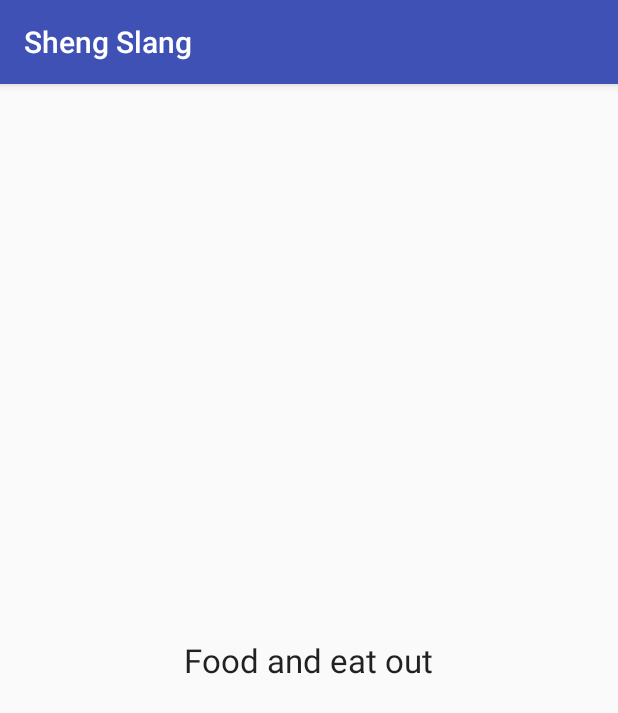
After one commit to meshnesh/Navigation, an Android app: the fragment food shown on its own in the app's theme, on a phone screen of 412 x 824 dp. The commit adds this screen. Shown: the top 713 px of the screen. Run offline under Robolectric (Android 15) with nearby library versions, the phone set to English and light mode, and no system bars.

Commit message:
created laouts

```diff
--- a/app/src/main/java/com/example/tune/navigation/MainActivity.java
+++ b/app/src/main/java/com/example/tune/navigation/MainActivity.java
@@ -14,6 +14,7 @@ import android.support.v7.widget.Toolbar;
 import android.view.Menu;
 import android.view.MenuItem;
 
+import navigation.demo.food;
 import navigation.demo.greetings;
 import navigation.demo.navigation;
 
@@ -96,6 +97,7 @@ public class MainActivity extends AppCompatActivity
         if (id == R.id.nav_camera) {
             fn.beginTransaction().replace(R.id.frame, new greetings()).commit();
         } else if (id == R.id.nav_gallery) {
+            fn.beginTransaction().replace(R.id.frame, new food()).commit();
 
         } else if (id == R.id.nav_slideshow) {
 
--- /dev/null
+++ b/app/src/main/java/navigation/demo/food.java
@@ -0,0 +1,23 @@
+package navigation.demo;
+
+import android.os.Bundle;
+import android.support.annotation.Nullable;
+import android.view.LayoutInflater;
+import android.view.View;
+import android.view.ViewGroup;
+
+import static com.example.tune.navigation.R.layout.food_frag;
+
+
+
+public class food extends navigation  {
+
+    @Nullable
+    @Override
+    public View onCreateView(LayoutInflater inflater, ViewGroup container, Bundle savedInstanceState) {
+
+        View rootView = inflater.inflate(food_frag, container, false); //linked it to the layout for the button.
+
+        return rootView;
+    }
+}
--- /dev/null
+++ b/app/src/main/res/layout/food_frag.xml
@@ -0,0 +1,37 @@
+<?xml version="1.0" encoding="utf-8"?>
+<FrameLayout xmlns:android="http://schemas.android.com/apk/res/android"
+    android:layout_width="match_parent" android:layout_height="match_parent">
+
+    <ScrollView xmlns:android="http://schemas.android.com/apk/res/android"
+        xmlns:tools="http://schemas.android.com/tools"
+        android:id="@+id/ScrollView01"
+        android:layout_width="fill_parent"
+        android:layout_height="fill_parent" >
+
+    <RelativeLayout
+        android:id="@+id/RelativeLayout01"
+        android:layout_width="fill_parent"
+        android:layout_height="fill_parent" >
+
+    <LinearLayout
+        android:id="@+id/LinearLayout01"
+        android:layout_width="fill_parent"
+        android:layout_height="fill_parent"
+        android:orientation="vertical"
+        android:weightSum="1">
+
+        </LinearLayout>
+
+    </RelativeLayout>
+
+    </ScrollView>
+
+    <TextView
+        android:layout_width="wrap_content"
+        android:layout_height="wrap_content"
+        android:textAppearance="?android:attr/textAppearanceLarge"
+        android:text="Food and eat out"
+        android:id="@+id/textView2"
+        android:layout_gravity="center" />
+
+</FrameLayout>
--- a/app/src/main/res/menu/activity_main_drawer.xml
+++ b/app/src/main/res/menu/activity_main_drawer.xml
@@ -5,11 +5,11 @@
         <item
             android:id="@+id/nav_camera"
             android:icon="@drawable/ic_menu_camera"
-            android:title="import" />
+            android:title="Greetings" />
         <item
             android:id="@+id/nav_gallery"
             android:icon="@drawable/ic_menu_gallery"
-            android:title="Gallery" />
+            android:title="Food and Eat out" />
         <item
             android:id="@+id/nav_slideshow"
             android:icon="@drawable/ic_menu_slideshow"
```
Also changed, not shown: app/src/main/res/layout/conversation_frag.xml (added, +38 -0 lines), app/src/main/res/layout/greetings_frag.xml (+0 -11 lines).
